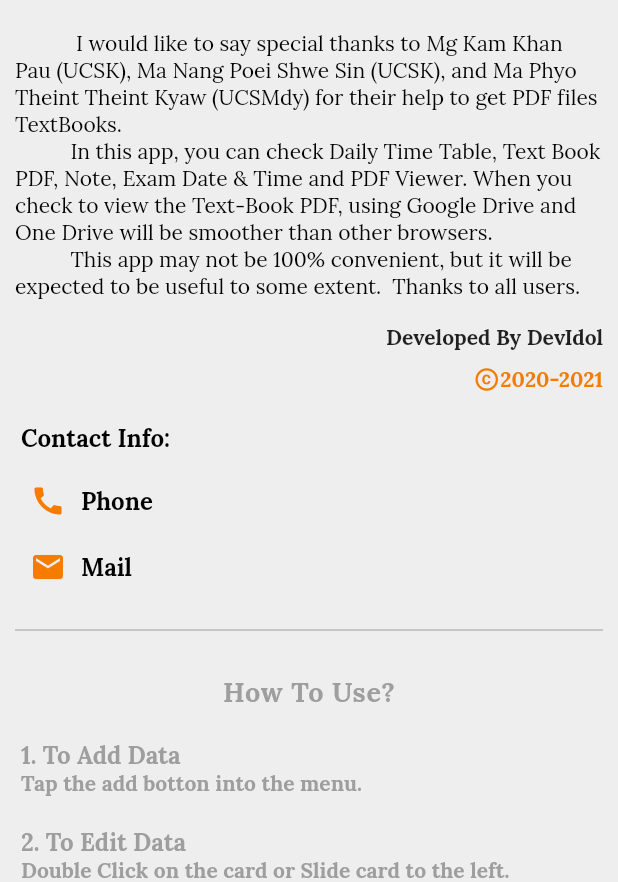
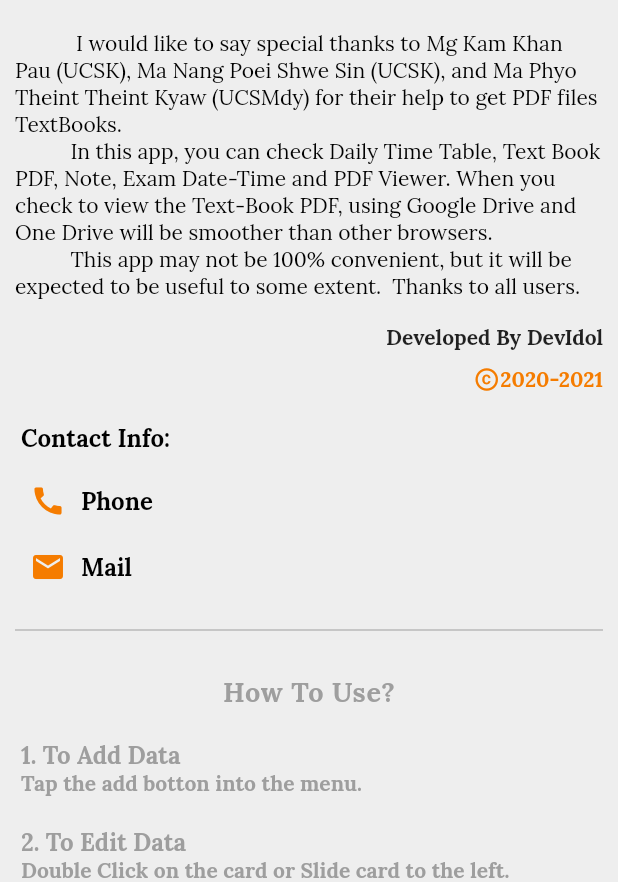
Before and after one commit to DevIdol/culibrary_mobileApp_sourceCode, a Flutter app: the screen it shows after launch, after a tap on "About", on a phone screen of 412 x 824 dp, the part 354-1236 px from its top. Run offline on Flutter 3.47's test engine with Material 2 defaults, Android fonts, the phone set to English and light mode, and no system bars; drawn by our look-alikes of animated_text_kit; our stand-ins replace cached_network_image, connectivity, datetime_picker_formfield, double_back_to_close, double_back_to_close_app, file_picker and 9 more; missing offline and left inert: advance_pdf_viewer, animated_button; accounts and stored records are empty; generated files the repository leaves out were written again; network calls fail.

Commit message:
version code 16

```diff
--- a/lib/api/package_api.dart
+++ b/lib/api/package_api.dart
@@ -17,29 +17,29 @@ final formatTime = DateFormat("h:mm aa");
 final formatDate = DateFormat("d-M-yyy (EE)");
 var scrollView = ScrollController();
 
-DateTime now = DateTime.now();
-String noteDate = DateFormat("d-M-yyy (EE)").format(now);
+final DateTime now = DateTime.now();
+final String noteDate = DateFormat("d-M-yyy (EE)").format(now);
 
-MonDao monDao = Get.find();
+final MonDao monDao = Get.find();
 List<Mon> mons = [];
 
-TueDao tueDao = Get.find();
+final TueDao tueDao = Get.find();
 List<Tue> tues = [];
 
-WedDao wedDao = Get.find();
+final WedDao wedDao = Get.find();
 List<Wed> weds = [];
 
-ThuDao thuDao = Get.find();
+final ThuDao thuDao = Get.find();
 List<Thu> thus = [];
 
-FriDao friDao = Get.find();
+final FriDao friDao = Get.find();
 List<Fri> fris = [];
 
-SubDao subDao = Get.find();
+final SubDao subDao = Get.find();
 List<Sub> subs = [];
 
-NoteDao noteDao = Get.find();
+final NoteDao noteDao = Get.find();
 List<Note> notes = [];
 
-ExamDao examDao = Get.find();
+final ExamDao examDao = Get.find();
 List<Exam> exams = [];
--- a/lib/pages/about_page.dart
+++ b/lib/pages/about_page.dart
@@ -56,7 +56,7 @@ class _AboutPageState extends State<AboutPage> {
                 padding: const EdgeInsets.symmetric(horizontal: 10),
                 child: Text(
                   """           I would like to say special thanks to Mg Kam Khan Pau (UCSK), Ma Nang Poei Shwe Sin (UCSK), and Ma Phyo Theint Theint Kyaw (UCSMdy) for their help to get PDF files TextBooks.
-          In this app, you can check Daily Time Table, Text Book PDF, Note, Exam Date & Time and PDF Viewer. When you check to view the Text-Book PDF, using Google Drive and One Drive will be smoother than other browsers.
+          In this app, you can check Daily Time Table, Text Book PDF, Note, Exam Date-Time and PDF Viewer. When you check to view the Text-Book PDF, using Google Drive and One Drive will be smoother than other browsers.
           This app may not be 100% convenient, but it will be expected to be useful to some extent.  Thanks to all users.""",
                   style: TextStyle(
                       fontSize: 14,
--- a/lib/pages/home_page.dart
+++ b/lib/pages/home_page.dart
@@ -1,4 +1,3 @@
-
 import 'dart:io';
 import 'package:culibrary/animation/page_animation_transition.dart';
 import 'package:culibrary/api/pdf_api.dart';
@@ -55,7 +54,10 @@ class HomePage extends StatelessWidget {
           content: Text(
             'Double back to exit from the app.',
             style: TextStyle(
-                fontSize: 14, fontWeight: FontWeight.bold, color: _iconColor),
+                fontSize: 14,
+                fontWeight: FontWeight.bold,
+                color: _iconColor,
+                fontFamily: 'Lora'),
           ),
         ),
         child: Column(
--- a/lib/screens/splash_screen.dart
+++ b/lib/screens/splash_screen.dart
@@ -52,13 +52,13 @@ class _SplashScreenState extends State<SplashScreen>
                   mainAxisAlignment: MainAxisAlignment.center,
                   children: [
                     Container(
-                      width: 120,
-                      height: 120,
+                      width: 100,
+                      height: 100,
                       decoration: const BoxDecoration(
                           shape: BoxShape.circle,
                           image: DecorationImage(
                               image: AssetImage('assets/logo.jpg'),
-                              fit: BoxFit.cover)),
+                              fit: BoxFit.fill)),
                     ),
                     SizedBox(height: 20),
                     AnimatedTextKit(
--- a/lib/views/Exam/exam_view.dart
+++ b/lib/views/Exam/exam_view.dart
@@ -170,7 +170,7 @@ class _ExamViewState extends State<ExamView> with TickerProviderStateMixin {
           if (exams.isEmpty) {
             return Center(
               child: noData(
-                  'No Exam Date And Time', 'Tab the add button to create.'),
+                  'No Exam Date And Time', ''),
             );
           } else {
             return ListView.builder(
--- a/lib/widgets/textformfield.dart
+++ b/lib/widgets/textformfield.dart
@@ -61,7 +61,7 @@ dateTimeFormField(double width, _iconColor, themeNotifier, _themeMode,
         labelText: labelText,
         labelStyle: TextStyle(
             color: _iconColor,
-            fontSize: 14,
+            fontSize: 12,
             fontWeight: FontWeight.bold,
             fontFamily: 'Lora'),
       ),
@@ -127,7 +127,7 @@ dateFormField(double width, _iconColor, _themeMode, themeNotifier, _fontColor,
           labelText: labelText,
           labelStyle: TextStyle(
               color: _iconColor,
-              fontSize: 14,
+              fontSize: 12,
               fontWeight: FontWeight.bold,
               fontFamily: 'Lora')),
     ),
@@ -167,7 +167,7 @@ textFormField(
           labelText: labelText,
           labelStyle: TextStyle(
               color: _iconColor,
-              fontSize: 14,
+              fontSize: 12,
               fontWeight: FontWeight.bold,
               fontFamily: 'Lora')),
     ),
--- a/lib/widgets/timetable_data.dart
+++ b/lib/widgets/timetable_data.dart
@@ -153,10 +153,10 @@ timetableList(
                                 WavyAnimatedText("NOW",
                                     textStyle: TextStyle(
                                         color: themeNotifier.isDark
-                                            ? Colors.black
-                                            : Colors.white,
+                                            ? lightFontColor
+                                            : darkFontColor,
                                         fontSize: 10,
-                                        fontWeight: FontWeight.w900,
+                                        fontWeight: FontWeight.bold,
                                         fontFamily: 'Lora'),
                                     speed: const Duration(milliseconds: 150))
                               ],
--- a/pubspec.yaml
+++ b/pubspec.yaml
@@ -15,7 +15,7 @@ publish_to: 'none' # Remove this line if you wish to publish to pub.dev
 # In iOS, build-name is used as CFBundleShortVersionString while build-number used as CFBundleVersion.
 # Read more about iOS versioning at
 # https://developer.apple.com/library/archive/documentation/General/Reference/InfoPlistKeyReference/Articles/CoreFoundationKeys.html
-version: 1.0.0+15
+version: 1.0.0+16
 
 environment:
   sdk: ">=2.15.0 <3.0.0"
```
Also changed, not shown: lib/views/TextBook/ChooseBook/finalyear_book.dart (+9 -9 lines), lib/views/TextBook/ChooseBook/firstyear_book.dart (+8 -7 lines), lib/views/TextBook/ChooseBook/fourthyear_book.dart (+12 -12 lines), lib/views/TextBook/ChooseBook/library.dart (+10 -10 lines), lib/views/TextBook/ChooseBook/secondyear_book.dart (+11 -10 lines), lib/views/TextBook/ChooseBook/thirdyear_book.dart (+10 -10 lines).
